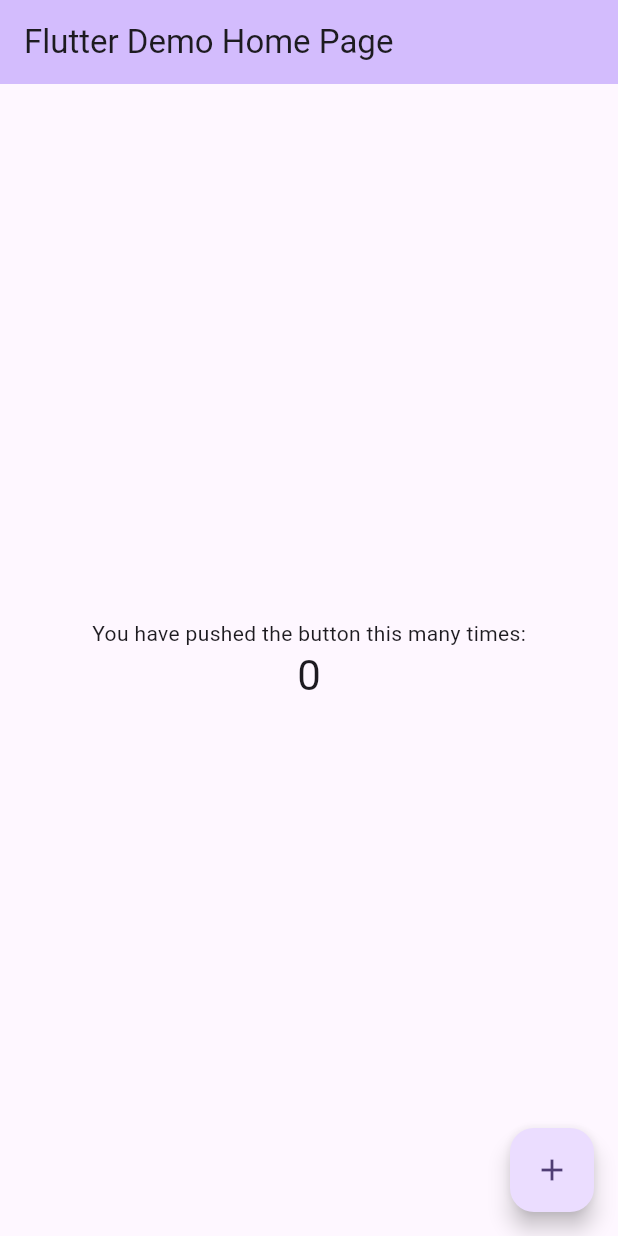
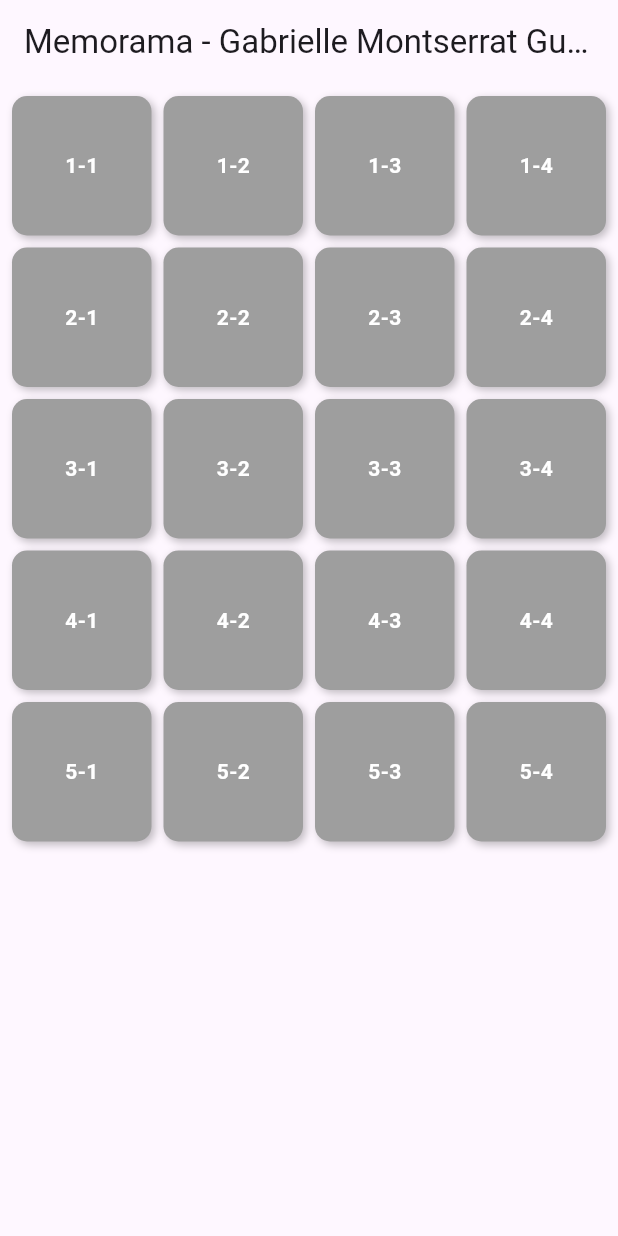
Before and after one commit to Fundamentos-Moviles/exameni-GabrielleGuerra, a Flutter app: the screen it shows after launch, on a phone screen of 412 x 824 dp. Run offline on Flutter 3.47's test engine with Material 3 defaults, Android fonts, the phone set to English and light mode, and no system bars.

Commit message:
grid 4 * 5 sin acciones

```diff
--- a/lib/main.dart
+++ b/lib/main.dart
@@ -1,122 +1,76 @@
 import 'package:flutter/material.dart';
 
 void main() {
-  runApp(const MyApp());
+  runApp(const ColorBlocksApp());
 }
 
-class MyApp extends StatelessWidget {
-  const MyApp({super.key});
+class ColorBlocksApp extends StatelessWidget {
+  const ColorBlocksApp({super.key});
 
-  // This widget is the root of your application.
   @override
   Widget build(BuildContext context) {
     return MaterialApp(
-      title: 'Flutter Demo',
-      theme: ThemeData(
-        // This is the theme of your application.
-        //
-        // TRY THIS: Try running your application with "flutter run". You'll see
-        // the application has a purple toolbar. Then, without quitting the app,
-        // try changing the seedColor in the colorScheme below to Colors.green
-        // and then invoke "hot reload" (save your changes or press the "hot
-        // reload" button in a Flutter-supported IDE, or press "r" if you used
-        // the command line to start the app).
-        //
-        // Notice that the counter didn't reset back to zero; the application
-        // state is not lost during the reload. To reset the state, use hot
-        // restart instead.
-        //
-        // This works for code too, not just values: Most code changes can be
-        // tested with just a hot reload.
-        colorScheme: ColorScheme.fromSeed(seedColor: Colors.deepPurple),
-      ),
-      home: const MyHomePage(title: 'Flutter Demo Home Page'),
+      title: 'Memorama',
+      debugShowCheckedModeBanner: false,
+      theme: ThemeData(primarySwatch: Colors.blue, useMaterial3: true),
+      home: const ColorBlocksScreen(),
     );
   }
 }
 
-class MyHomePage extends StatefulWidget {
-  const MyHomePage({super.key, required this.title});
-
-  // This widget is the home page of your application. It is stateful, meaning
-  // that it has a State object (defined below) that contains fields that affect
-  // how it looks.
-
-  // This class is the configuration for the state. It holds the values (in this
-  // case the title) provided by the parent (in this case the App widget) and
-  // used by the build method of the State. Fields in a Widget subclass are
-  // always marked "final".
-
-  final String title;
+class ColorBlocksScreen extends StatefulWidget {
+  const ColorBlocksScreen({super.key});
 
   @override
-  State<MyHomePage> createState() => _MyHomePageState();
+  State<ColorBlocksScreen> createState() => _ColorBlocksScreenState();
 }
 
-class _MyHomePageState extends State<MyHomePage> {
-  int _counter = 0;
-
-  void _incrementCounter() {
-    setState(() {
-      // This call to setState tells the Flutter framework that something has
-      // changed in this State, which causes it to rerun the build method below
-      // so that the display can reflect the updated values. If we changed
-      // _counter without calling setState(), then the build method would not be
-      // called again, and so nothing would appear to happen.
-      _counter++;
-    });
-  }
+class _ColorBlocksScreenState extends State<ColorBlocksScreen> {
+  // 5 rows x 4 columns = 20 blocks, all gray
+  List<Color> colors = List.generate(20, (index) => Colors.grey);
 
   @override
   Widget build(BuildContext context) {
-    // This method is rerun every time setState is called, for instance as done
-    // by the _incrementCounter method above.
-    //
-    // The Flutter framework has been optimized to make rerunning build methods
-    // fast, so that you can just rebuild anything that needs updating rather
-    // than having to individually change instances of widgets.
     return Scaffold(
       appBar: AppBar(
-        // TRY THIS: Try changing the color here to a specific color (to
-        // Colors.amber, perhaps?) and trigger a hot reload to see the AppBar
-        // change color while the other colors stay the same.
-        backgroundColor: Theme.of(context).colorScheme.inversePrimary,
-        // Here we take the value from the MyHomePage object that was created by
-        // the App.build method, and use it to set our appbar title.
-        title: Text(widget.title),
+        title: const Text('Memorama - Gabrielle Montserrat Guerra Gomez'),
       ),
-      body: Center(
-        // Center is a layout widget. It takes a single child and positions it
-        // in the middle of the parent.
-        child: Column(
-          // Column is also a layout widget. It takes a list of children and
-          // arranges them vertically. By default, it sizes itself to fit its
-          // children horizontally, and tries to be as tall as its parent.
-          //
-          // Column has various properties to control how it sizes itself and
-          // how it positions its children. Here we use mainAxisAlignment to
-          // center the children vertically; the main axis here is the vertical
-          // axis because Columns are vertical (the cross axis would be
-          // horizontal).
-          //
-          // TRY THIS: Invoke "debug painting" (choose the "Toggle Debug Paint"
-          // action in the IDE, or press "p" in the console), to see the
-          // wireframe for each widget.
-          mainAxisAlignment: MainAxisAlignment.center,
-          children: <Widget>[
-            const Text('You have pushed the button this many times:'),
-            Text(
-              '$_counter',
-              style: Theme.of(context).textTheme.headlineMedium,
+      body: GridView.builder(
+        padding: const EdgeInsets.all(8.0),
+        gridDelegate: const SliverGridDelegateWithFixedCrossAxisCount(
+          crossAxisCount: 4,
+          crossAxisSpacing: 8.0,
+          mainAxisSpacing: 8.0,
+        ),
+        itemCount: 20,
+        itemBuilder: (context, index) {
+          int row = index ~/ 4;
+          int col = index % 4;
+
+          return Container(
+            decoration: BoxDecoration(
+              color: colors[index],
+              borderRadius: BorderRadius.circular(10.0),
+              boxShadow: [
+                BoxShadow(
+                  color: Colors.black.withOpacity(0.25),
+                  blurRadius: 4,
+                  offset: const Offset(2, 2),
+                ),
+              ],
             ),
-          ],
-        ),
+            child: Center(
+              child: Text(
+                '${row + 1}-${col + 1}',
+                style: const TextStyle(
+                  color: Colors.white,
+                  fontWeight: FontWeight.bold,
+                ),
+              ),
+            ),
+          );
+        },
       ),
-      floatingActionButton: FloatingActionButton(
-        onPressed: _incrementCounter,
-        tooltip: 'Increment',
-        child: const Icon(Icons.add),
-      ), // This trailing comma makes auto-formatting nicer for build methods.
     );
   }
 }
```
Also changed, not shown: 1 other file.
